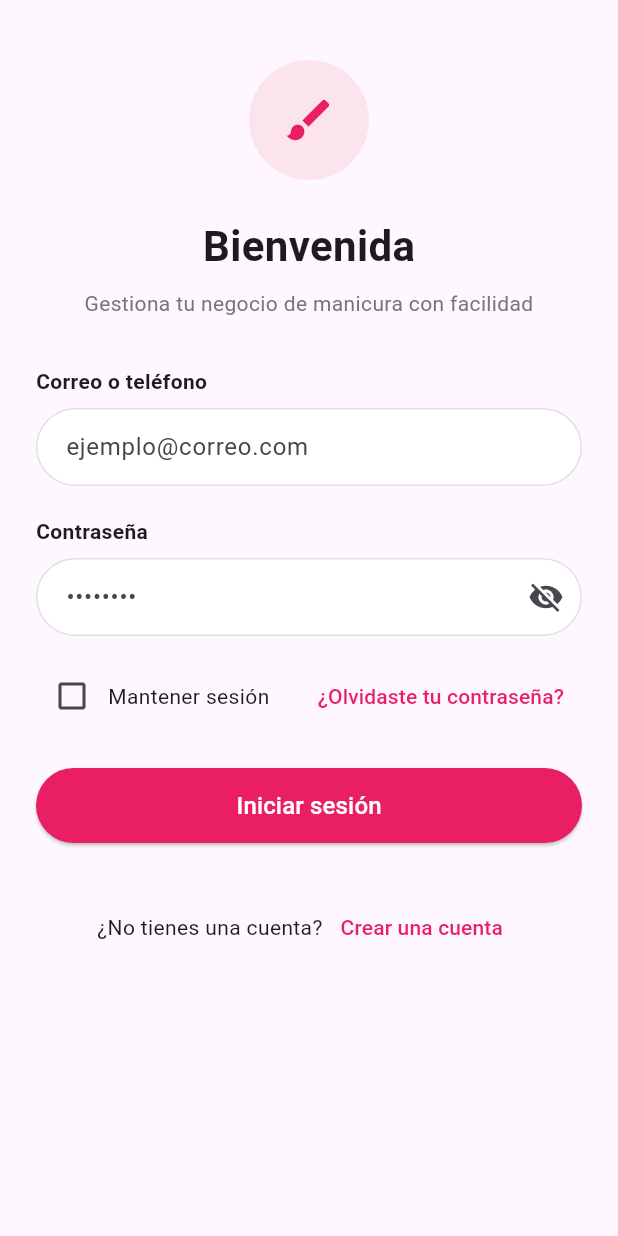
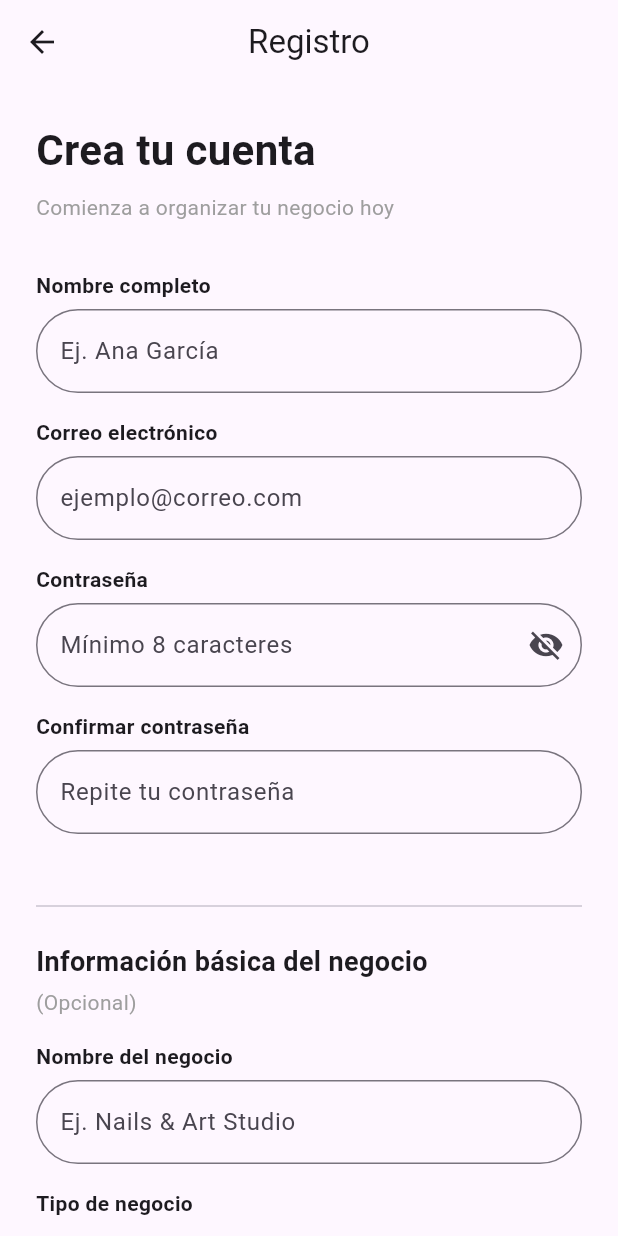
Before and after one commit to Juan-Cast19/manicuristas, a Flutter app: the screen it shows after launch, after a tap on "Crear una cuenta", on a phone screen of 412 x 824 dp. Run offline on Flutter 3.47's test engine with Material 3 defaults, Android fonts, the light colour scheme and no system bars.

Commit message:
Creacion de Pantalla de Registro

```diff
--- a/lib/features/auth/presentation/login/login_page.dart
+++ b/lib/features/auth/presentation/login/login_page.dart
@@ -1,4 +1,5 @@
 import 'package:flutter/material.dart';
+import '../register/register_page.dart';
 
 class LoginPage extends StatefulWidget {
   const LoginPage({super.key});
@@ -149,8 +150,13 @@ class _LoginPageState extends State<LoginPage> {
                   const Text('¿No tienes una cuenta?'),
                   TextButton(
                     onPressed: () {
-                      // Navegar a registro
-                    },
+                        Navigator.push(
+                          context,
+                          MaterialPageRoute(
+                            builder: (_) => const RegisterPage(),
+                          ),
+                        );
+                      },
                     child: const Text(
                       'Crear una cuenta',
                       style: TextStyle(color: Colors.pink),
--- /dev/null
+++ b/lib/features/auth/presentation/register/register_page.dart
@@ -0,0 +1,202 @@
+import 'package:flutter/material.dart';
+
+class RegisterPage extends StatefulWidget {
+  const RegisterPage({super.key});
+
+  @override
+  State<RegisterPage> createState() => _RegisterPageState();
+}
+
+class _RegisterPageState extends State<RegisterPage> {
+  bool isManicurista = true;
+  bool showPassword = false;
+
+  @override
+  Widget build(BuildContext context) {
+    return Scaffold(
+      appBar: AppBar(
+        leading: IconButton(
+          icon: const Icon(Icons.arrow_back),
+          onPressed: () => Navigator.pop(context),
+        ),
+        title: const Text('Registro'),
+        centerTitle: true,
+      ),
+      body: SingleChildScrollView(
+        padding: const EdgeInsets.all(24),
+        child: Column(
+          crossAxisAlignment: CrossAxisAlignment.start,
+          children: [
+            const Text(
+              'Crea tu cuenta',
+              style: TextStyle(fontSize: 28, fontWeight: FontWeight.bold),
+            ),
+            const SizedBox(height: 8),
+            const Text(
+              'Comienza a organizar tu negocio hoy',
+              style: TextStyle(color: Colors.grey),
+            ),
+
+            const SizedBox(height: 32),
+
+            _label('Nombre completo'),
+            _input('Ej. Ana García'),
+
+            _label('Correo electrónico'),
+            _input('ejemplo@correo.com'),
+
+            _label('Contraseña'),
+            _passwordInput('Mínimo 8 caracteres'),
+
+            _label('Confirmar contraseña'),
+            _input('Repite tu contraseña', obscure: true),
+
+            const SizedBox(height: 24),
+            const Divider(),
+
+            const SizedBox(height: 16),
+            const Text(
+              'Información básica del negocio',
+              style: TextStyle(fontSize: 18, fontWeight: FontWeight.bold),
+            ),
+            const SizedBox(height: 4),
+            const Text(
+              '(Opcional)',
+              style: TextStyle(color: Colors.grey),
+            ),
+
+            const SizedBox(height: 16),
+
+            _label('Nombre del negocio'),
+            _input('Ej. Nails & Art Studio'),
+
+            _label('Tipo de negocio'),
+            const SizedBox(height: 8),
+
+            Row(
+              children: [
+                _businessTypeButton('Manicurista', isManicurista, () {
+                  setState(() => isManicurista = true);
+                }),
+                const SizedBox(width: 12),
+                _businessTypeButton('Salón', !isManicurista, () {
+                  setState(() => isManicurista = false);
+                }),
+              ],
+            ),
+
+            const SizedBox(height: 32),
+
+            SizedBox(
+              width: double.infinity,
+              child: ElevatedButton(
+                onPressed: () {},
+                style: ElevatedButton.styleFrom(
+                  backgroundColor: Colors.pink,
+                  padding: const EdgeInsets.symmetric(vertical: 16),
+                  shape: RoundedRectangleBorder(
+                    borderRadius: BorderRadius.circular(32),
+                  ),
+                ),
+                child: const Text(
+                  'Registrarme',
+                  style: TextStyle(fontSize: 16),
+                ),
+              ),
+            ),
+
+            const SizedBox(height: 24),
+
+            Row(
+              mainAxisAlignment: MainAxisAlignment.center,
+              children: [
+                const Text('¿Ya tienes cuenta?'),
+                TextButton(
+                  onPressed: () => Navigator.pop(context),
+                  child: const Text(
+                    'Inicia sesión',
+                    style: TextStyle(color: Colors.pink),
+                  ),
+                ),
+              ],
+            ),
+          ],
+        ),
+      ),
+    );
+  }
+
+  Widget _label(String text) {
+    return Padding(
+      padding: const EdgeInsets.only(bottom: 6),
+      child: Text(text, style: const TextStyle(fontWeight: FontWeight.w600)),
+    );
+  }
+
+  Widget _input(String hint, {bool obscure = false}) {
+    return Padding(
+      padding: const EdgeInsets.only(bottom: 16),
+      child: TextField(
+        obscureText: obscure,
+        decoration: InputDecoration(
+          hintText: hint,
+          border: OutlineInputBorder(
+            borderRadius: BorderRadius.circular(32),
+          ),
+        ),
+      ),
+    );
+  }
+
+  Widget _passwordInput(String hint) {
+    return Padding(
+      padding: const EdgeInsets.only(bottom: 16),
+      child: TextField(
+        obscureText: !showPassword,
+        decoration: InputDecoration(
+          hintText: hint,
+          suffixIcon: IconButton(
+            icon: Icon(
+              showPassword ? Icons.visibility : Icons.visibility_off,
+            ),
+            onPressed: () {
+              setState(() => showPassword = !showPassword);
+            },
+          ),
+          border: OutlineInputBorder(
+            borderRadius: BorderRadius.circular(32),
+          ),
+        ),
+      ),
+    );
+  }
+
+  Widget _businessTypeButton(
+    String text,
+    bool selected,
+    VoidCallback onTap,
+  ) {
+    return Expanded(
+      child: GestureDetector(
+        onTap: onTap,
+        child: Container(
+          padding: const EdgeInsets.symmetric(vertical: 14),
+          decoration: BoxDecoration(
+            color: selected ? Colors.pink : Colors.transparent,
+            borderRadius: BorderRadius.circular(32),
+            border: Border.all(color: Colors.pink),
+          ),
+          child: Center(
+            child: Text(
+              text,
+              style: TextStyle(
+                color: selected ? Colors.white : Colors.black,
+                fontWeight: FontWeight.w600,
+              ),
+            ),
+          ),
+        ),
+      ),
+    );
+  }
+}
--- a/lib/features/auth/presentation/registro/registro_page.dart
+++ /dev/null
@@ -1,17 +0,0 @@
-import 'package:flutter/material.dart';
-
-class RegistroPage extends StatelessWidget {
-  const RegistroPage({super.key});
-
-  @override
-  Widget build(BuildContext context) {
-    return const Scaffold(
-      body: Center(
-        child: Text(
-          'Pantalla de Registro',
-          style: TextStyle(fontSize: 22),
-        ),
-      ),
-    );
-  }
-}
```
Also changed, not shown: lib/features/home/presentation/home_page.dart (added).
